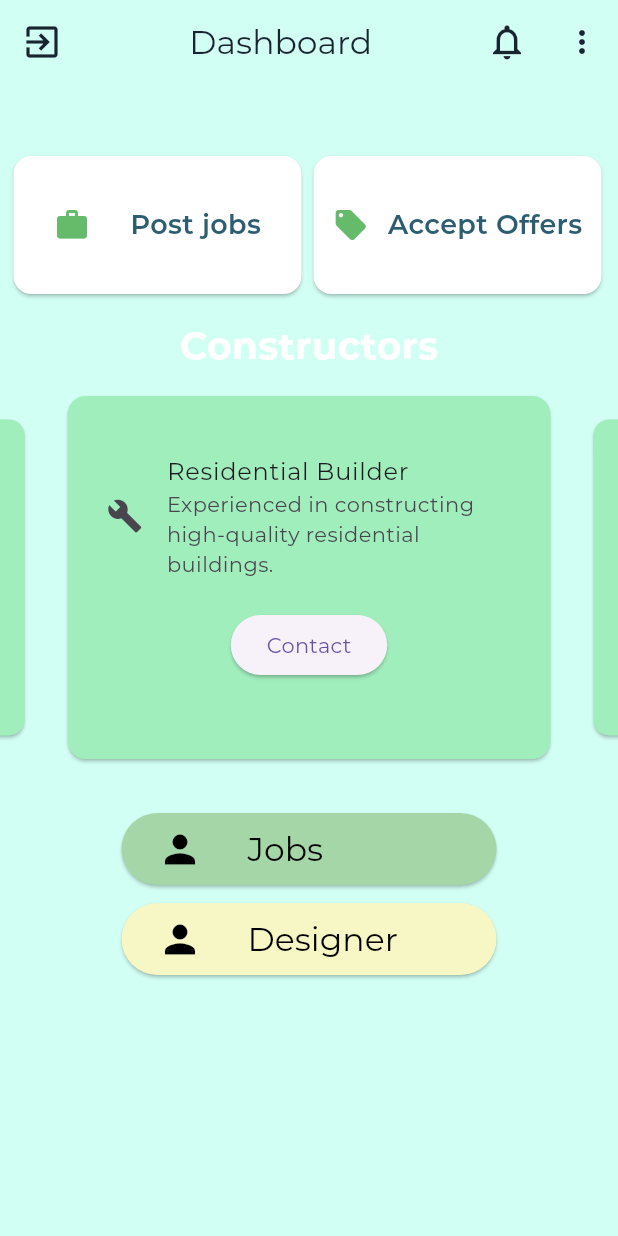
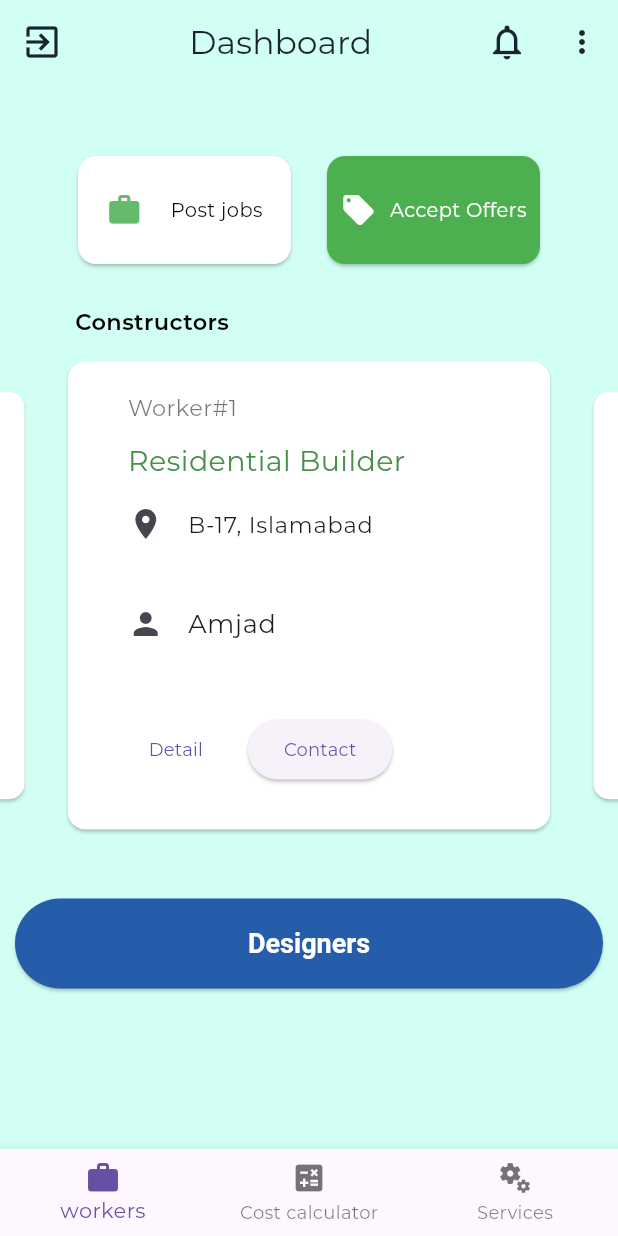
Before and after one commit to ArslanYousaf12/home-front-pk, a Flutter app: the screen it shows after launch, on a phone screen of 412 x 824 dp. Run offline on Flutter 3.47's test engine with Material 3 defaults, Android fonts, the phone set to English and light mode, and no system bars; drawn by our look-alikes of carousel_slider; our stand-ins replace flutter_riverpod, font_awesome_flutter, go_router, rxdart.

Commit message:
calculator added

```diff
--- a/lib/src/common_widgets/action_load_button.dart
+++ b/lib/src/common_widgets/action_load_button.dart
@@ -9,25 +9,28 @@ import 'package:home_front_pk/src/utils/constants.dart';
 /// the text.
 /// @param onPressed - callback to be called when the button is pressed.
 class ActionLoadButton extends StatelessWidget {
-  ActionLoadButton(
-      {super.key,
-      required this.text,
-      this.isLoading = false,
-      this.onPressed,
-      this.color,
-      this.textColor,
-      this.iconData});
+  ActionLoadButton({
+    super.key,
+    required this.text,
+    this.isLoading = false,
+    this.onPressed,
+    this.color,
+    this.textColor,
+    this.iconData,
+    this.width,
+  });
   final String text;
   final bool isLoading;
   final VoidCallback? onPressed;
   Color? color;
   final Color? textColor;
   IconData? iconData;
+  final double? width;
   @override
   Widget build(BuildContext context) {
     return SizedBox(
       height: Sizes.p48,
-      width: 250,
+      width: width ?? 250,
       child: ElevatedButton(
         style: ElevatedButton.styleFrom(
           backgroundColor: color == null ? kSecondaryColor : color,
--- /dev/null
+++ b/lib/src/common_widgets/persons_card.dart
@@ -0,0 +1,89 @@
+import 'package:flutter/material.dart';
+import 'package:home_front_pk/src/constants/app_sizes.dart';
+
+class PersonCard extends StatelessWidget {
+  const PersonCard({
+    super.key,
+    required this.id,
+    required this.title,
+    required this.name,
+    required this.location,
+    required this.contact,
+  });
+
+  final String id;
+  final String title;
+  final String name;
+  final String location;
+  final VoidCallback contact;
+
+  @override
+  Widget build(BuildContext context) {
+    return Card(
+      color: Colors.white,
+      child: Padding(
+        padding: const EdgeInsets.symmetric(horizontal: 40, vertical: 20),
+        child: Column(
+          crossAxisAlignment: CrossAxisAlignment.start,
+          children: [
+            Text(
+              'Worker#$id',
+              style: const TextStyle(
+                  fontSize: 15,
+                  fontWeight: FontWeight.w300,
+                  color: Colors.black54),
+            ),
+            gapH12,
+            Text(
+              title,
+              style: const TextStyle(
+                  fontSize: 19,
+                  fontWeight: FontWeight.w400,
+                  color: Color.fromARGB(255, 72, 143, 75)),
+            ),
+            Expanded(
+              child: ListTile(
+                contentPadding: EdgeInsets.all(0),
+                leading: const Icon(Icons.location_on),
+                title: Text(
+                  location,
+                  style: const TextStyle(fontSize: 15),
+                ),
+              ),
+            ),
+            Expanded(
+              child: ListTile(
+                contentPadding: EdgeInsets.all(0),
+                leading: Icon(Icons.person),
+                title: Text(
+                  name,
+                  style: TextStyle(fontSize: 17),
+                ),
+              ),
+            ),
+            gapH12,
+            Expanded(
+              child: Row(
+                children: [
+                  TextButton(
+                      onPressed: () {},
+                      child: Text(
+                        'Detail',
+                        style: TextStyle(fontSize: 12),
+                      )),
+                  gapW16,
+                  ElevatedButton(
+                      onPressed: contact,
+                      child: Text(
+                        'Contact',
+                        style: TextStyle(fontSize: 12),
+                      )),
+                ],
+              ),
+            )
+          ],
+        ),
+      ),
+    );
+  }
+}
--- a/lib/src/constants/ktest_constructor_card.dart
+++ b/lib/src/constants/ktest_constructor_card.dart
@@ -5,7 +5,8 @@ import 'package:home_front_pk/src/features/dashboard/domain/constructor.dart';
 final ktestConstructor = [
   const ConstructorIslamabad(
     id: '1',
-    name: 'Name',
+    name: 'Amjad',
+    location: 'B-17, Islamabad',
     imageUrl: 'assets/person.jpeg',
     title: 'Residential Builder',
     icon: Icons.build,
@@ -13,7 +14,8 @@ final ktestConstructor = [
   ),
   const ConstructorIslamabad(
     id: '2',
-    name: 'Name',
+    name: 'Haris',
+    location: 'DHA Phase II, Islamabad',
     imageUrl: 'assets/person.jpeg',
     title: 'Commercial Builder',
     icon: Icons.build,
@@ -22,15 +24,17 @@ final ktestConstructor = [
   ),
   const ConstructorIslamabad(
     id: '3',
-    name: 'Name',
+    name: 'Sania',
     imageUrl: 'assets/person.jpeg',
+    location: 'Bahria Town, Islamabad',
     title: 'Custom Home Builder',
     icon: Icons.build,
     detail: 'Tailors construction projects to clients\' unique preferences.',
   ),
   const ConstructorIslamabad(
     id: '4',
-    name: 'Name',
+    name: 'Kamran',
+    location: 'G-11 Markaz, Islamabad',
     imageUrl: 'assets/person.jpeg',
     title: 'Renovation Contractor',
     icon: Icons.build,
--- a/lib/src/features/authentication/presentation/sign_in/sign_in.dart
+++ b/lib/src/features/authentication/presentation/sign_in/sign_in.dart
@@ -61,6 +61,7 @@ class SignInScreen extends StatelessWidget {
       onTap: () => FocusScope.of(context).unfocus(),
       child: Scaffold(
         body: SafeArea(
+          child: SingleChildScrollView(
             child: Column(
               mainAxisAlignment: MainAxisAlignment.spaceBetween,
               children: [
@@ -121,6 +122,7 @@ class SignInScreen extends StatelessWidget {
             ),
           ),
         ),
+      ),
     );
   }
 }
--- a/lib/src/features/dashboard/domain/constructor.dart
+++ b/lib/src/features/dashboard/domain/constructor.dart
@@ -8,13 +8,16 @@ class ConstructorIslamabad {
       required this.icon,
       required this.detail,
       required this.name,
-      required this.imageUrl});
+      required this.imageUrl,
+      required this.location,
+      });
   final String id;
   final String title;
   final IconData icon;
   final String detail;
   final String name;
   final String imageUrl;
+  final String location;
 
   @override
   String toString() {
--- a/lib/src/features/dashboard/presentation/client_dashboard/client_dashboard.dart
+++ b/lib/src/features/dashboard/presentation/client_dashboard/client_dashboard.dart
@@ -5,9 +5,11 @@ import 'package:go_router/go_router.dart';
 import 'package:home_front_pk/src/common_widgets/alert_dialogs.dart';
 import 'package:home_front_pk/src/common_widgets/async_value_widget.dart';
 import 'package:home_front_pk/src/common_widgets/custom_talent_card.dart';
+import 'package:home_front_pk/src/common_widgets/custom_text_button.dart';
 import 'package:home_front_pk/src/common_widgets/cutome_curved_container.dart';
 import 'package:home_front_pk/src/common_widgets/home_app_bar.dart';
 import 'package:home_front_pk/src/common_widgets/action_load_button.dart';
+import 'package:home_front_pk/src/common_widgets/persons_card.dart';
 import 'package:home_front_pk/src/constants/app_sizes.dart';
 import 'package:home_front_pk/src/constants/ktest_constructor_card.dart';
 import 'package:home_front_pk/src/features/authentication/presentation/account/account_screen_controller.dart';
@@ -63,59 +65,39 @@ class _ClientDashboardState extends ConsumerState<ClientDashboard> {
         ),
         body: SingleChildScrollView(
           child: Column(
+            crossAxisAlignment: CrossAxisAlignment.start,
             children: [
-              //Welcome Back Section
-              // CustomCurvedContainer(
-              //   gradientColors: LinearGradient(
-              //     colors: [
-              //       Color(0x803DE896),
-              //       Color(0x4D76E3AE),
-              //     ],
-              //     begin: Alignment.topLeft,
-              //     end: Alignment.bottomRight,
-              //   ),
-              //   child: Column(
-              //     mainAxisAlignment: MainAxisAlignment.center,
-              //     crossAxisAlignment: CrossAxisAlignment.start,
-              //     children: [
-              //       const Text(
-              //         'Welcome Back',
-              //         style:
-              //             TextStyle(fontSize: 20, fontWeight: FontWeight.bold),
-              //       ),
-              //       gapH8,
-              //       ElevatedButton(
-              //           onPressed: () {
-              //             showNotImplementedAlertDialog(context: context);
-              //           },
-              //           child: const Text('Cost Calculator'))
-              //     ],
-              //   ),
-              // ),
-              Padding(
+              const Padding(
                 padding: EdgeInsets.only(top: 20, left: 5, right: 5),
                 child: Row(
-                  mainAxisAlignment: MainAxisAlignment.start,
+                  mainAxisAlignment: MainAxisAlignment.center,
+                  crossAxisAlignment: CrossAxisAlignment.center,
                   children: [
                     dashboardCard(
                       title: 'Post jobs',
                       iconData: Icons.work,
                     ),
+                    gapW16,
                     dashboardCard(
                       title: 'Accept Offers',
                       iconData: Icons.local_offer_rounded,
+                      color: Colors.green,
                     ),
                   ],
                 ),
               ),
-              gapH12,
+              gapH24,
               //constructor heading
-              const Text(
-                'Constructors',
-                style: TextStyle(
-                  fontSize: 25, // Increased font size for emphasis
-                  fontWeight: FontWeight.bold, // Bold font weight for impact
-                  color: Colors.white, // Example color
+              Padding(
+                padding: const EdgeInsets.only(left: 50),
+                child: const Text(
+                  'Constructors',
+                  style: TextStyle(
+                    fontSize: 15, // Increased font size for emphasis
+                    fontWeight: FontWeight.w600, // Bold font weight for impact
+                    color: Colors.black, // Example color
+                  ),
+                  textAlign: TextAlign.start,
                 ),
               ),
               gapH12,
@@ -124,9 +106,6 @@ class _ClientDashboardState extends ConsumerState<ClientDashboard> {
 
               Consumer(
                 builder: (context, ref, child) {
-                  // final constructorRepository =
-                  //     ref.watch(constructorRepositoryProvider);
-                  // final constructors = constructorRepository.getConstructorList();
                   final constructorsValue =
                       ref.watch(constructorsListStreamProvider);
                   return AsyncValueWidget(
@@ -136,25 +115,27 @@ class _ClientDashboardState extends ConsumerState<ClientDashboard> {
                       itemBuilder: (context, index, realIndex) {
                         final constructor = constructors[index];
                         final title = constructor.title;
-                        final icon = constructor.icon;
-                        final description = constructor.detail;
-                        return CustomTalentCard(
+                        final location = constructor.location;
+                        final id = constructor.id;
+                        final name = constructor.name;
+                        return PersonCard(
                           title: title,
-                          icon: icon,
-                          description: description,
-                          onPressed: () {
+                          id: id,
+                          location: location,
+                          name: name,
+                          contact: () {
                             context.goNamed(AppRoute.constructorDetailed.name,
                                 pathParameters: {'id': constructor.id});
                           },
                         );
                       },
                       options: CarouselOptions(
-                        height: 250,
+                        height: 320,
                         enableInfiniteScroll: true,
-                        autoPlay: false,
-                        // autoPlayInterval: Duration(seconds: 3),
-                        // autoPlayAnimationDuration: Duration(milliseconds: 800),
-                        // autoPlayCurve: Curves.fastOutSlowIn,
+                        autoPlay: true,
+                        autoPlayInterval: Duration(seconds: 3),
+                        autoPlayAnimationDuration: Duration(milliseconds: 800),
+                        autoPlayCurve: Curves.fastOutSlowIn,
                         enlargeCenterPage: true,
                         viewportFraction: 0.8,
                       ),
@@ -162,36 +143,60 @@ class _ClientDashboardState extends ConsumerState<ClientDashboard> {
                   );
                 },
               ),
-              gapH12,
+              gapH32,
+              // Padding(
+              //   padding: const EdgeInsets.only(left: 50),
+              //   child: ActionLoadButton(
+              //     text: 'Designer',
+              //     onPressed: () {
+              //       context.goNamed(AppRoute.designerList.name);
+              //     },
+              //   ),
+              // ),
+              Padding(
+                padding: const EdgeInsets.all(10.0),
+                child: ElevatedButton(
+                  onPressed: () {
+                    context.goNamed(AppRoute.designerList.name);
+                  },
+                  child: Text('Designers'),
+                  style: ElevatedButton.styleFrom(
+                      minimumSize: Size.fromHeight(60),
+                      backgroundColor: kSecondaryColor,
+                      foregroundColor: Colors.white,
+                      textStyle:
+                          TextStyle(fontSize: 18, fontWeight: FontWeight.w600)),
+                ),
+              ),
 
               //Incoming Jobs button
 
-              Padding(
-                  padding: const EdgeInsets.all(20.0),
-                  child: Column(
-                    children: [
-                      ActionLoadButton(
-                        text: 'Jobs',
-                        textColor: Colors.black,
-                        color: Colors.green.shade200,
-                        onPressed: () {
-                          showNotImplementedAlertDialog(context: context);
-                        },
-                      ),
-                      gapH12,
+              // Padding(
+              //     padding: const EdgeInsets.all(20.0),
+              //     child: Column(
+              //       children: [
+              //         ActionLoadButton(
+              //           text: 'Jobs',
+              //           textColor: Colors.black,
+              //           color: Colors.green.shade200,
+              //           onPressed: () {
+              //             showNotImplementedAlertDialog(context: context);
+              //           },
+              //         ),
+              //         gapH12,
 
-                      //View designer Button
+              //         //View designer Button
 
-                      ActionLoadButton(
-                        text: 'Designer',
-                        color: const Color(0xFFF6F7C4),
-                        textColor: Colors.black,
-                        onPressed: () {
-                          context.goNamed(AppRoute.designerList.name);
-                        },
-                      ),
-                    ],
-                  )),
+              //         ActionLoadButton(
+              //           text: 'Designer',
+              //           color: const Color(0xFFF6F7C4),
+              //           textColor: Colors.black,
+              //           onPressed: () {
+              //             context.goNamed(AppRoute.designerList.name);
+              //           },
+              //         ),
+              //       ],
+              //     )),
             ],
           ),
         ),
@@ -205,29 +210,32 @@ class dashboardCard extends StatelessWidget {
     super.key,
     required this.title,
     required this.iconData,
+    this.color,
   });
   final String title;
   final IconData iconData;
+  final Color? color;
 
   @override
   Widget build(BuildContext context) {
     return Container(
-      height: 100,
-      width: 200,
+      height: 80,
+      width: 150,
       child: Card(
-          color: Colors.white,
+          color: color ?? Colors.white,
           child: Row(
             mainAxisAlignment: MainAxisAlignment.spaceEvenly,
             children: [
               Icon(
                 iconData,
-                color: Colors.green.shade400,
+                color: color != null ? Colors.white : Colors.green.shade400,
               ),
               Text(
                 title,
                 style: TextStyle(
-                  fontSize: 18,
-                  fontWeight: FontWeight.w600,
+                  fontSize: 13,
+                  fontWeight: FontWeight.w100,
+                  color: color != null ? Colors.white : Colors.black,
                 ),
               ),
             ],
--- a/lib/src/features/dashboard/presentation/client_dashboard/tabs.dart
+++ b/lib/src/features/dashboard/presentation/client_dashboard/tabs.dart
@@ -1,4 +1,5 @@
 import 'package:flutter/material.dart';
+import 'package:home_front_pk/src/features/cost_calculator/presentation/calculatorScreen.dart';
 import 'package:home_front_pk/src/features/dashboard/presentation/client_dashboard/client_dashboard.dart';
 import 'package:home_front_pk/src/features/dashboard/presentation/client_dashboard/designers_list/deigner_list_screen.dart';
 
@@ -21,7 +22,9 @@ class _TabsScreenState extends State<UserTabScreen> {
   Widget build(BuildContext context) {
     Widget activePage = ClientDashboard();
     if (_selectedPageIndex == 1) {
-      activePage = DesignerListScreen();
+      activePage = CalculatorScreen();
+    } else if (_selectedPageIndex == 2) {
+      activePage = CalculatorScreen();
     }
     return Scaffold(
       body: activePage,
@@ -30,15 +33,15 @@ class _TabsScreenState extends State<UserTabScreen> {
         items: const [
           BottomNavigationBarItem(
             icon: Icon(Icons.work),
-            label: 'Jobs',
+            label: 'workers',
           ),
           BottomNavigationBarItem(
-            icon: Icon(Icons.history),
-            label: 'History',
+            icon: Icon(Icons.calculate),
+            label: 'Cost calculator',
           ),
           BottomNavigationBarItem(
-            icon: Icon(Icons.person_2_rounded),
-            label: 'profile',
+            icon: Icon(Icons.miscellaneous_services_rounded),
+            label: 'Services',
           ),
         ],
         onTap: (index) {
--- a/lib/src/routing/app_router.dart
+++ b/lib/src/routing/app_router.dart
@@ -12,6 +12,7 @@ import 'package:home_front_pk/src/features/authentication/presentation/sign_up/s
 import 'package:home_front_pk/src/features/authentication/presentation/sign_up/client/client_signup.dart';
 import 'package:home_front_pk/src/features/authentication/presentation/sign_up/constructor/constructor_signup.dart';
 import 'package:home_front_pk/src/features/authentication/presentation/sign_up/designer/designer_signup.dart';
+import 'package:home_front_pk/src/features/cost_calculator/presentation/calculatorScreen.dart';
 import 'package:home_front_pk/src/features/dashboard/presentation/client_dashboard/client_dashboard.dart';
 import 'package:home_front_pk/src/features/dashboard/presentation/client_dashboard/constructors.dart/constructor_detailed.dart';
 import 'package:home_front_pk/src/features/dashboard/presentation/client_dashboard/designers_list/deigner_list_screen.dart';
@@ -105,7 +106,7 @@ final goRouter = GoRouter(
       GoRoute(
         path: '/',
         name: AppRoute.welcome.name,
-        builder: (context, state) => const ClientDashboard(),
+        builder: (context, state) => const UserTabScreen(),
         routes: [
           GoRoute(
             path: 'seller',
```
Also changed, not shown: lib/src/features/cost_calculator/presentation/calculatorScreen.dart (added, +117 -0 lines). Lines whose indentation alone changed are shown as unchanged.
